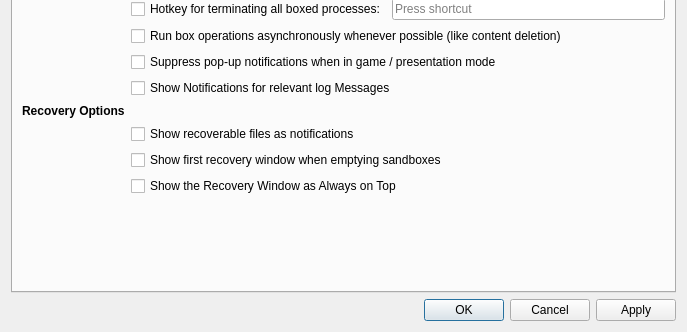
Before: the Qt Designer form SandboxiePlus/SandMan/Forms/SettingsWindow.ui in sandboxie-plus/Sandboxie, drawn with Qt 5; both pictures show x 0 to 687 and y 148 to 480 of the 687 by 480 pixel window.
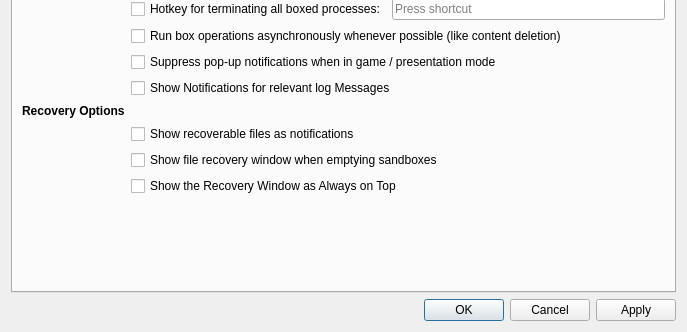
After: the same form once the commit is applied. Icons and pictures are not drawn.

What changed in the file:
```diff
--- a/SandboxiePlus/SandMan/Forms/SettingsWindow.ui
+++ b/SandboxiePlus/SandMan/Forms/SettingsWindow.ui
@@ -187,7 +187,7 @@
            <item row="10" column="1" colspan="2">
             <widget class="QCheckBox" name="chkShowRecovery">
              <property name="text">
-              <string>Show first recovery window when emptying sandboxes</string>
+              <string>Show file recovery window when emptying sandboxes</string>
              </property>
             </widget>
            </item>
```
